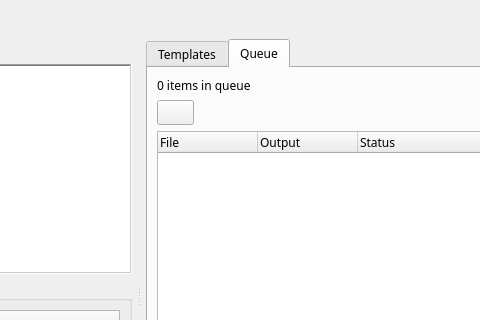
This is app/gui_qt/ui/main_window.ui in plexlevi/FFBuilder as Qt 5 draws it before an edit; both pictures show x 248 to 728 and y 0 to 320 of the 1107 by 866 pixel window. The edited form follows.
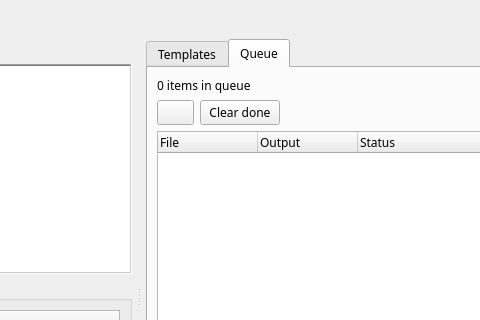
This is the edited form. Icons and pictures are not drawn.

What changed in the file:
```diff
--- a/app/gui_qt/ui/main_window.ui
+++ b/app/gui_qt/ui/main_window.ui
@@ -541,6 +541,22 @@
                     </property>
                    </widget>
                   </item>
+                  <item>
+                   <widget class="QPushButton" name="queueClearDoneButton">
+                    <property name="text">
+                     <string>Clear done</string>
+                    </property>
+                    <property name="icon">
+                     <iconset theme="QIcon::ThemeIcon::EditClear"/>
+                    </property>
+                    <property name="iconSize">
+                     <size>
+                      <width>24</width>
+                      <height>24</height>
+                     </size>
+                    </property>
+                   </widget>
+                  </item>
                   <item>
                    <spacer name="queueButtonSpacer">
                     <property name="orientation">
```
